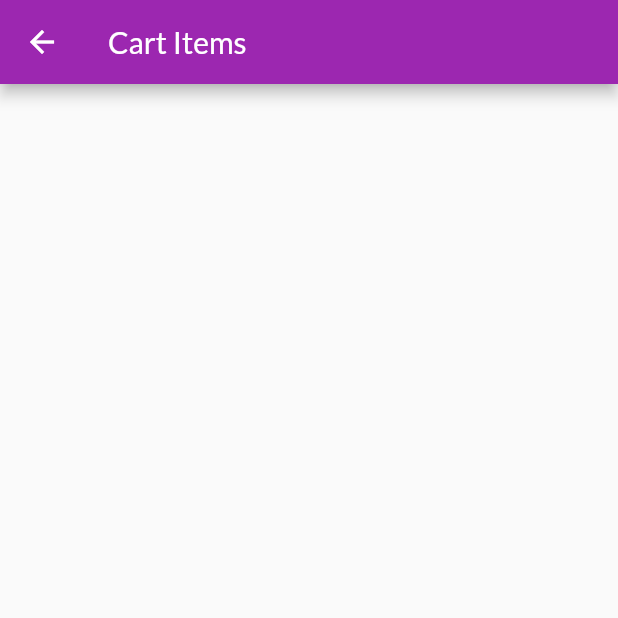
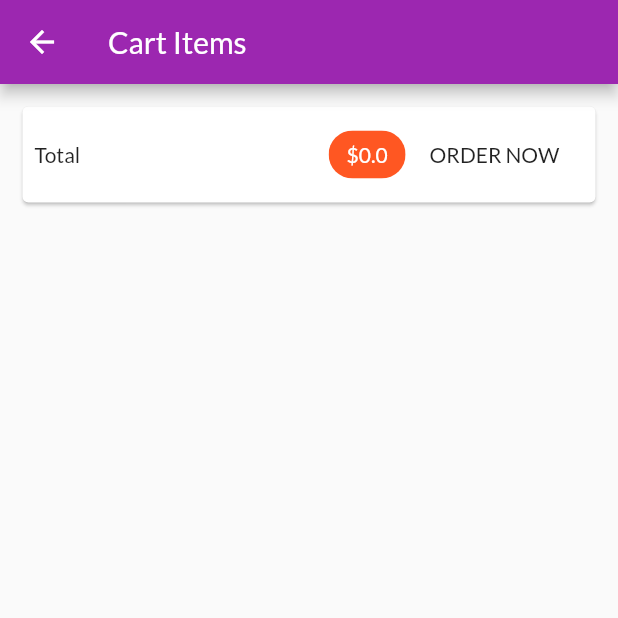
Before and after one commit to kaushal9678/Provider_Flutter_State_Management, a Flutter app: the CartView screen opened by its route, on a phone screen of 412 x 824 dp, the top half of it. Run offline on Flutter 3.47's test engine with Material 2 defaults, Android fonts, the phone set to English and light mode, and no system bars; network calls fail.

Commit message:
Implete view cart/delete cart items functionality

```diff
--- a/lib/providers/cart.dart
+++ b/lib/providers/cart.dart
@@ -23,6 +23,19 @@ class Cart with ChangeNotifier {
 
   int get itemCount {
     return _items.length;
+  }
+
+  double get totalAmount {
+    double total = 0.0;
+    _items.forEach((key, cartItem) {
+      total += cartItem.quantity * cartItem.price;
+    });
+    return total;
+  }
+
+  void removeItem(String productId) {
+    _items.remove(productId);
+    notifyListeners();
   }
 
   void addItem(
--- a/lib/screens/cart_screen.dart
+++ b/lib/screens/cart_screen.dart
@@ -8,14 +8,54 @@ class CartView extends StatelessWidget {
   static const routeName = '/cart-view';
   @override
   Widget build(BuildContext context) {
-    final cartItems = Provider.of<Cart>(context).items;
+    final cart = Provider.of<Cart>(context);
     return Scaffold(
       appBar: AppBar(
         title: Text("Cart Items"),
       ),
-      body: ListView.builder(
-        itemBuilder: (context, index) => CartItemCell(),
-        itemCount: cartItems.length,
+      body: Column(
+        children: <Widget>[
+          Card(
+            margin: EdgeInsets.all(15),
+            child: Padding(
+              padding: const EdgeInsets.all(8.0),
+              child: Row(
+                mainAxisAlignment: MainAxisAlignment.spaceBetween,
+                children: <Widget>[
+                  Text("Total"),
+                  Spacer(),
+                  Chip(
+                    label: Text(
+                      '\$${cart.totalAmount}',
+                      style: TextStyle(
+                          color:
+                              Theme.of(context).primaryTextTheme.title.color),
+                    ),
+                    backgroundColor: Theme.of(context).accentColor,
+                  ),
+                  FlatButton(
+                    child: Text("ORDER NOW"),
+                    onPressed: () {},
+                  )
+                ],
+              ),
+            ),
+          ),
+          SizedBox(
+            height: 10,
+          ),
+          Expanded(
+            child: ListView.builder(
+              itemBuilder: (context, index) => CartItemCell(
+                  cart.items.values.toList()[index].id,
+                  cart.items.keys.toList()[index],
+                  cart.items.values.toList()[index].price,
+                  cart.items.values.toList()[index].quantity,
+                  cart.items.values.toList()[index].title),
+              itemCount: cart.items.length,
+            ),
+          ),
+        ],
       ),
     );
   }
```
Also changed, not shown: lib/widgets/CartItemCell.dart (+69 -17 lines).
